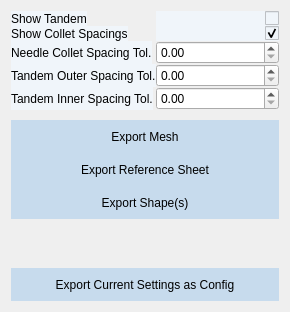
brachify/brachify, file src/windows/ui/export_view.ui: the form before one commit.
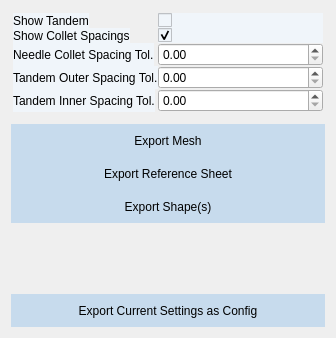
The form after the commit.

Patch:
```diff
--- a/src/windows/ui/export_view.ui
+++ b/src/windows/ui/export_view.ui
@@ -6,8 +6,8 @@
    <rect>
     <x>0</x>
     <y>0</y>
-    <width>290</width>
-    <height>312</height>
+    <width>336</width>
+    <height>338</height>
    </rect>
   </property>
   <property name="sizePolicy">
@@ -37,6 +37,21 @@
    </property>
    <item>
     <layout class="QFormLayout" name="formLayout">
+     <property name="sizeConstraint">
+      <enum>QLayout::SetNoConstraint</enum>
+     </property>
+     <property name="leftMargin">
+      <number>2</number>
+     </property>
+     <property name="topMargin">
+      <number>2</number>
+     </property>
+     <property name="rightMargin">
+      <number>2</number>
+     </property>
+     <property name="bottomMargin">
+      <number>2</number>
+     </property>
      <item row="0" column="0">
       <widget class="QLabel" name="label_2">
        <property name="styleSheet">
@@ -50,7 +65,7 @@
      <item row="0" column="1">
       <widget class="QCheckBox" name="cb_tandem_shown">
        <property name="layoutDirection">
-        <enum>Qt::RightToLeft</enum>
+        <enum>Qt::LeftToRight</enum>
        </property>
        <property name="styleSheet">
         <string notr="true">background-color: rgb(240, 245, 250);</string>
@@ -114,8 +129,14 @@
      </item>
      <item row="1" column="1">
       <widget class="QCheckBox" name="cb_collet_preview_reference_sheet">
+       <property name="sizePolicy">
+        <sizepolicy hsizetype="Expanding" vsizetype="Fixed">
+         <horstretch>0</horstretch>
+         <verstretch>0</verstretch>
+        </sizepolicy>
+       </property>
        <property name="layoutDirection">
-        <enum>Qt::RightToLeft</enum>
+        <enum>Qt::LeftToRight</enum>
        </property>
        <property name="autoFillBackground">
         <bool>false</bool>
```
